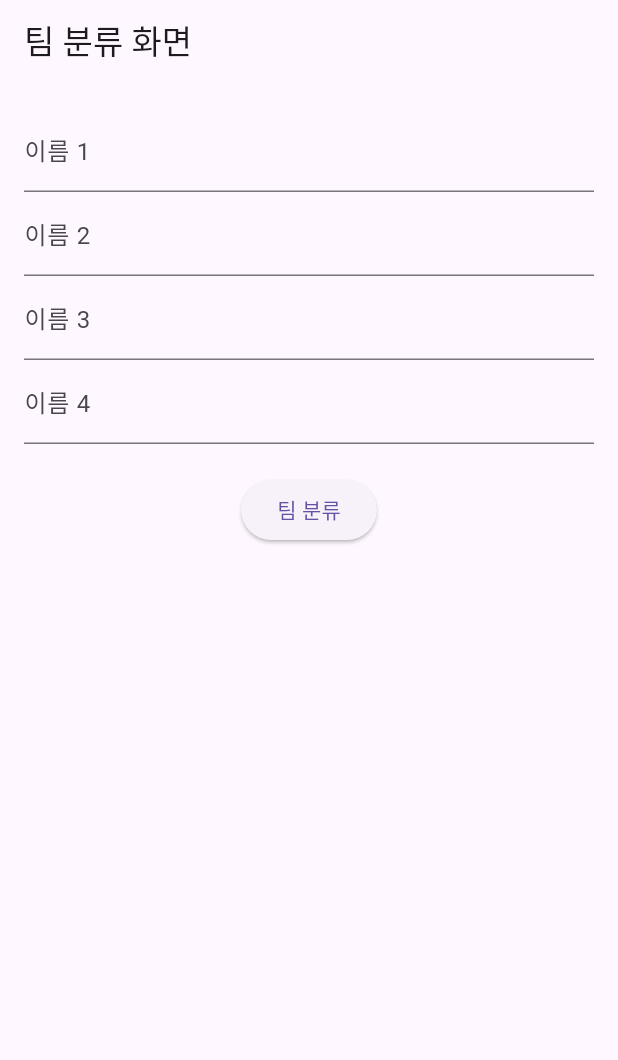
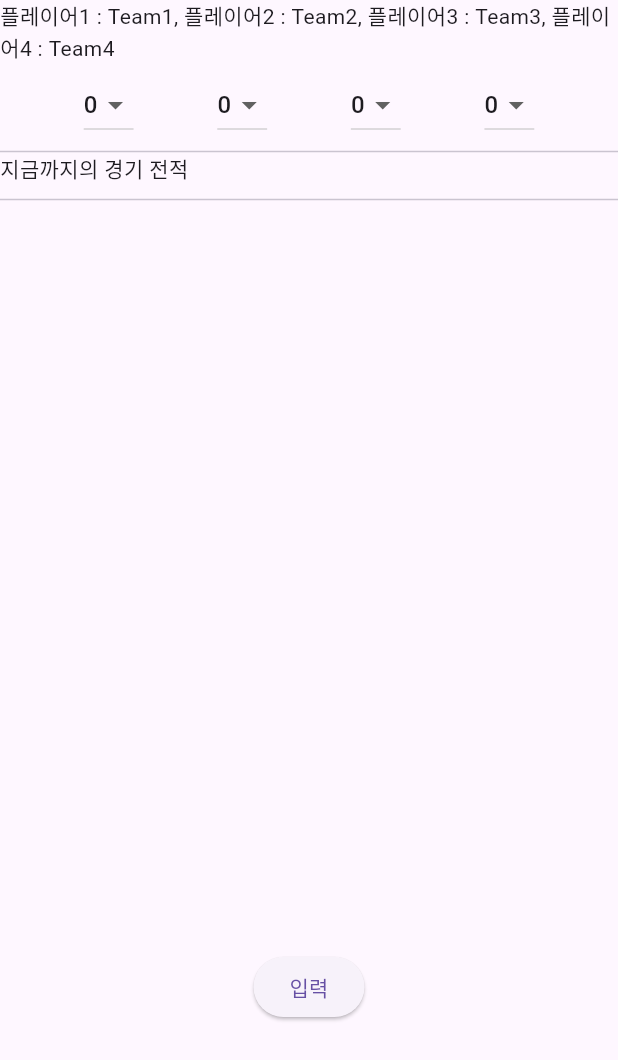
Before and after one commit to broccoli1962/golf, a Flutter app: the screen it shows after launch, on a phone screen of 412 x 824 dp. Shown: the top 1060 px of the screen. Run offline on Flutter 3.47's test engine with Material 3 defaults, Android fonts, the phone set to English and light mode, and no system bars.

Commit message:
메인화면 구성
메인화면 구성

```diff
--- a/lib/main.dart
+++ b/lib/main.dart
@@ -1,21 +1,203 @@
+import 'dart:math';
 import 'package:flutter/material.dart';
-import 'package:golf/teamchoice.dart';
 
-void main()=>runApp(MyApp());
+void main() => runApp(myApp());
 
-class MyApp extends StatefulWidget {
-  const MyApp({super.key});
+class myApp extends StatelessWidget {
+  const myApp({super.key});
 
   @override
-  State<MyApp> createState() => _MyAppState();
-}
-
-class _MyAppState extends State<MyApp> {
-  @override
   Widget build(BuildContext context) {
-    return MaterialApp(
-      title: 'test',
-      home: choice(),
+    return const MaterialApp(
+      title: 'golf',
+      home: myhome(),
     );
   }
 }
+
+class myhome extends StatefulWidget {
+  const myhome({super.key});
+
+  @override
+  State<myhome> createState() => _myhomeState();
+}
+
+class _myhomeState extends State<myhome> {
+  var TeamOne = '0';
+  var TeamTwo = '0';
+  var TeamThree = '0';
+  var TeamFour = '0';
+  final List<String> point = ['0', '1', '2'];
+  List<String> _assignedTeams = ['Team1','Team2','Team3','Team4'];
+
+  void _assignTeams() {
+    // 팀 분류
+    List<Team> assignedTeams = []; //enum Team 형식의 리스트 생성
+    //names에 길이만큼 반복하고 랜덤으로 enum value를 삽입
+    for (int i = 0; i < 4; i++) {
+      assignedTeams.add(Team.values[Random().nextInt(Team.values.length)]);
+    }
+
+    setState(() {
+      _assignedTeams = assignedTeams.map((team) => team.toString()).toList();
+    });
+  }
+
+
+  @override
+  Widget build(BuildContext context) {
+    return Scaffold(
+      body: Center(
+        child: Column(
+          children: [
+            SizedBox(
+              width: double.infinity,
+              height: 40,
+              child: Text('플레이어1 : ${_assignedTeams[0]}, 플레이어2 : ${_assignedTeams[1]}, 플레이어3 : ${_assignedTeams[2]}, 플레이어4 : ${_assignedTeams[3]}'),
+            ),
+            SizedBox(
+              width: double.infinity,
+              height: 60,
+              child: Row(
+                mainAxisAlignment: MainAxisAlignment.spaceEvenly,
+                children: [
+                  DropdownButton<String>(
+                    value: TeamOne,
+                    items: point.map(
+                          (value) {
+                        return DropdownMenuItem(
+                          value: value,
+                          child: Text(value),
+                        );
+                      },
+                    ).toList(),
+                    onChanged: (value) {
+                      setState(() {
+                        TeamOne = value!;
+                      });
+                    },
+                  ),
+                  DropdownButton<String>(
+                    value: TeamTwo,
+                    items: point.map(
+                          (value) {
+                        return DropdownMenuItem(
+                          value: value,
+                          child: Text(value),
+                        );
+                      },
+                    ).toList(),
+                    onChanged: (value) {
+                      setState(() {
+                        TeamTwo = value!;
+                      });
+                    },
+                  ),
+                  DropdownButton<String>(
+                    value: TeamThree,
+                    items: point.map(
+                          (value) {
+                        return DropdownMenuItem(
+                          value: value,
+                          child: Text(value),
+                        );
+                      },
+                    ).toList(),
+                    onChanged: (value) {
+                      setState(() {
+                        TeamThree = value!;
+                      });
+                    },
+                  ),
+                  DropdownButton<String>(
+                    value: TeamFour,
+                    items: point.map(
+                          (value) {
+                        return DropdownMenuItem(
+                          value: value,
+                          child: Text(value),
+                        );
+                      },
+                    ).toList(),
+                    onChanged: (value) {
+                      setState(() {
+                        TeamFour = value!;
+                      });
+                    },
+                  ),
+                ],
+              ),
+            ),
+            const Divider(
+              height: 2,
+              thickness: 1,
+            ),
+            const SizedBox(
+              width: double.infinity,
+              height: 30,
+              child: Text('지금까지의 경기 전적'),
+            ),
+            const Divider(
+              height: 2,
+              thickness: 1,
+            ),
+            Container(
+              width: double.infinity,
+              height: 500,
+              child: ListView.separated(
+                itemCount: games.length,
+                itemBuilder: (context, index) {
+                  return ListTile(
+                    title: Text('경기 결과'),
+                    subtitle: Text('${games[index].p1}\n${games[index].p2}\n${games[index].p3}\n${games[index].p4}\n'),
+                  );
+                },
+                separatorBuilder: (context, index) {
+                  return const Divider(
+                    height: 2,
+                    color: Colors.red,
+                    indent: 20,
+                    endIndent: 20,
+                  );
+                },
+              ),
+            ),
+            ElevatedButton(
+                onPressed: () {
+                  _assignTeams();
+                  setState(
+                        () {
+                      if(games.length!=18){
+                        games.add(Game(TeamOne, TeamTwo, TeamThree, TeamFour));
+                      }else{
+                        games.add(Game('','','',''));
+                      }
+                    },
+
+                  );
+                },
+                child: Text('입력')),
+          ],
+        ),
+      ),
+    );
+  }
+}
+
+class Game {
+  String p1;
+  String p2;
+  String p3;
+  String p4;
+
+  Game(this.p1, this.p2, this.p3, this.p4);
+}
+
+List<Game> games = [];
+
+enum Team {
+  team1,
+  team2,
+  team3,
+  team4,
+}
--- a/lib/teamchoice.dart
+++ /dev/null
@@ -1,77 +0,0 @@
-import 'dart:math';
-import 'package:flutter/material.dart';
-
-
-class choice extends StatefulWidget {
-  @override
-  _choiceState createState() => _choiceState();
-}
-
-class _choiceState extends State<choice> {
-  final _nameControllers = [TextEditingController(), TextEditingController(), TextEditingController(), TextEditingController()];
-  final _teamNames = ['팀 1', '팀 2', '팀 3', '팀 4'];
-  List<String> _assignedTeams = [];
-
-  void _assignTeams() {
-    // 팀 분류 알고리즘 구현
-    //names list 에다가 _nameControllers의 textfield로 받은 내용들을 공백을 제거해서 삽입
-    List<String> names = [];
-    for (var controller in _nameControllers) {
-      String name = controller.text.trim();
-      if (name.isNotEmpty) {
-        names.add(name);
-      }
-    }
-
-    if (names.isEmpty) {
-      return;
-    }
-
-    // 팀 분류
-    List<Team> assignedTeams = []; //enum Team 형식의 리스트 생성
-    //names에 길이만큼 반복하고 랜덤으로 enum value를 삽입
-    for (int i = 0; i < names.length; i++) {
-      assignedTeams.add(Team.values[Random().nextInt(Team.values.length)]);
-    }
-
-    setState(() {
-      _assignedTeams = assignedTeams.map((team) => team.toString()).toList();
-    });
-  }
-
-  @override
-  Widget build(BuildContext context) {
-    return Scaffold(
-      appBar: AppBar(
-        title: Text('팀 분류 화면'),
-      ),
-      body: Padding(
-        padding: const EdgeInsets.all(16.0),
-        child: Column(
-          children: [
-            for (int i = 0; i < _nameControllers.length; i++)
-              TextField(
-                controller: _nameControllers[i],
-                decoration: InputDecoration(labelText: '이름 ${i + 1}'),
-              ),
-            SizedBox(height: 20),
-            ElevatedButton(
-              onPressed: _assignTeams,
-              child: Text('팀 분류'),
-            ),
-            SizedBox(height: 20),
-            for (int i = 0; i < _assignedTeams.length; i++)
-              Text('${_assignedTeams[i]}: ${_nameControllers[i].text}')
-          ],
-        ),
-      ),
-    );
-  }
-}
-
-enum Team {
-  team1,
-  team2,
-  team3,
-  team4,
-}
```
Also changed, not shown: 1 other file.
